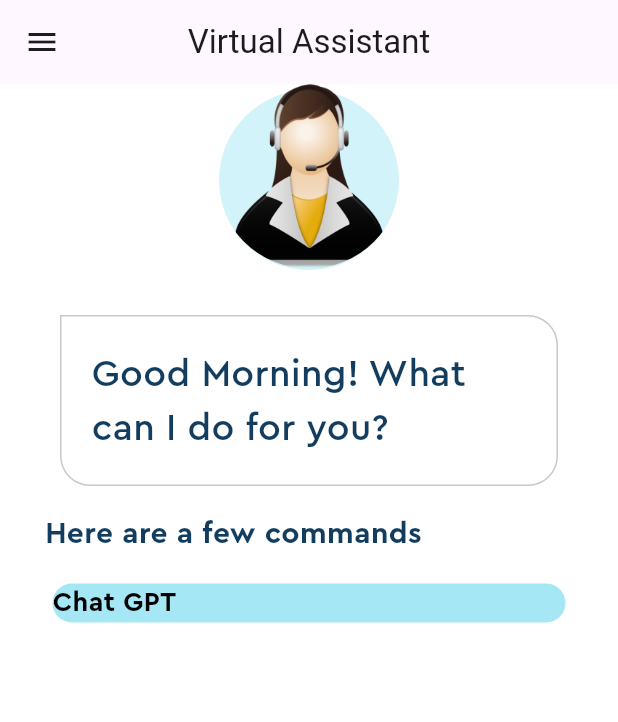
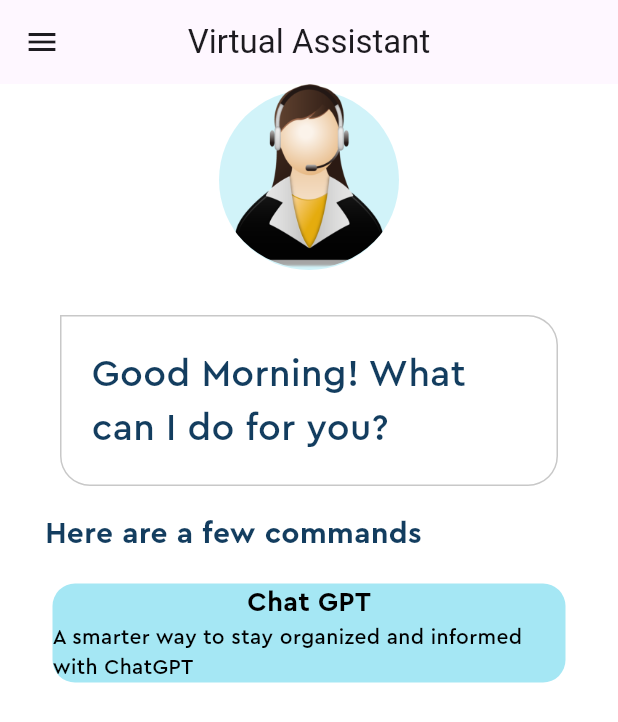
Before and after one commit to rishichirchi/AIOpenPrompt, a Flutter app: the screen it shows after launch, on a phone screen of 412 x 824 dp. Shown: the top 722 px of the screen. Run offline on Flutter 3.47's test engine with Material 3 defaults, Android fonts, the phone set to English and light mode, and no system bars.

Commit message:
commit changes

```diff
--- a/lib/screens/home_page.dart
+++ b/lib/screens/home_page.dart
@@ -85,7 +85,7 @@ class _HomePageState extends State<HomePage> {
           //features list
           const Column(
             children: [
-              FeatureCard(color: Pallete.firstSuggestionBoxColor, headerText:'Chat GPT'),
+              FeatureCard(color: Pallete.firstSuggestionBoxColor, headerText:'Chat GPT', descriptionText: 'A smarter way to stay organized and informed with ChatGPT'),
             ],
           )
         ],
--- a/lib/widgets/feature_card.dart
+++ b/lib/widgets/feature_card.dart
@@ -4,7 +4,12 @@ import 'package:flutter/material.dart';
 class FeatureCard extends StatelessWidget {
   final Color color;
   final String headerText;
-  const FeatureCard({super.key, required this.color, required this.headerText});
+  final String descriptionText;
+  const FeatureCard(
+      {super.key,
+      required this.color,
+      required this.headerText,
+      required this.descriptionText});
 
   @override
   Widget build(BuildContext context) {
@@ -16,7 +21,21 @@ class FeatureCard extends StatelessWidget {
         color: color,
       ),
       child: Column(children: [
-        Text(headerText, style: const TextStyle(color: Pallete.blackColor, fontSize: 18, fontFamily: 'Cera Pro', fontWeight: FontWeight.bold),),
+        Text(
+          headerText,
+          style: const TextStyle(
+              color: Pallete.blackColor,
+              fontSize: 18,
+              fontFamily: 'Cera Pro',
+              fontWeight: FontWeight.bold),
+        ),
+        Text(
+          descriptionText,
+          style: const TextStyle(
+            color: Pallete.blackColor,
+            fontFamily: 'Cera Pro',
+          ),
+        ),
       ]),
     );
   }
```
